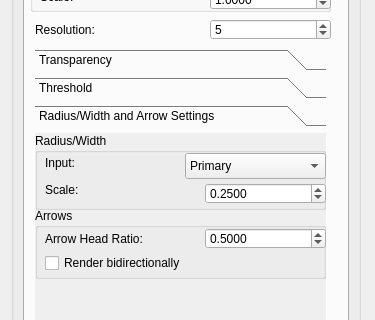
The window that src/Interface/Modules/Visualization/ShowFieldGlyphs.ui (SCIInstitute/SCIRun) describes before a commit, drawn with Qt 5; both pictures show x 0 to 375 and y 303 to 623 of the 375 by 713 pixel window.
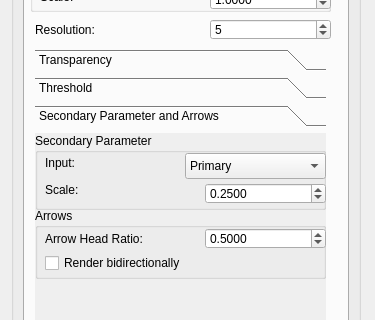
The same window after the commit. The open tabs and pages were chosen to show the change.

Commit message: changed Vector Radius\Width name to Secondary Vector Parameter

```diff
--- a/src/Interface/Modules/Visualization/ShowFieldGlyphs.ui
+++ b/src/Interface/Modules/Visualization/ShowFieldGlyphs.ui
@@ -1108,12 +1108,12 @@
               <rect>
                <x>0</x>
                <y>0</y>
-               <width>100</width>
-               <height>30</height>
+               <width>291</width>
+               <height>197</height>
               </rect>
              </property>
              <attribute name="label">
-              <string>Radius/Width and Arrow Settings</string>
+              <string>Secondary Parameter and Arrows</string>
              </attribute>
              <widget class="QGroupBox" name="radiusWidthGroupBox_">
               <property name="enabled">
@@ -1128,7 +1128,7 @@
                </rect>
               </property>
               <property name="title">
-               <string>Radius/Width</string>
+               <string>Secondary Parameter</string>
               </property>
               <widget class="QLabel" name="vectorRadiusWidthScaleLabel">
                <property name="geometry">
```
Left out of the diff: 22 changed lines with no effect on the pictures. The commit also changes 3 other files.
